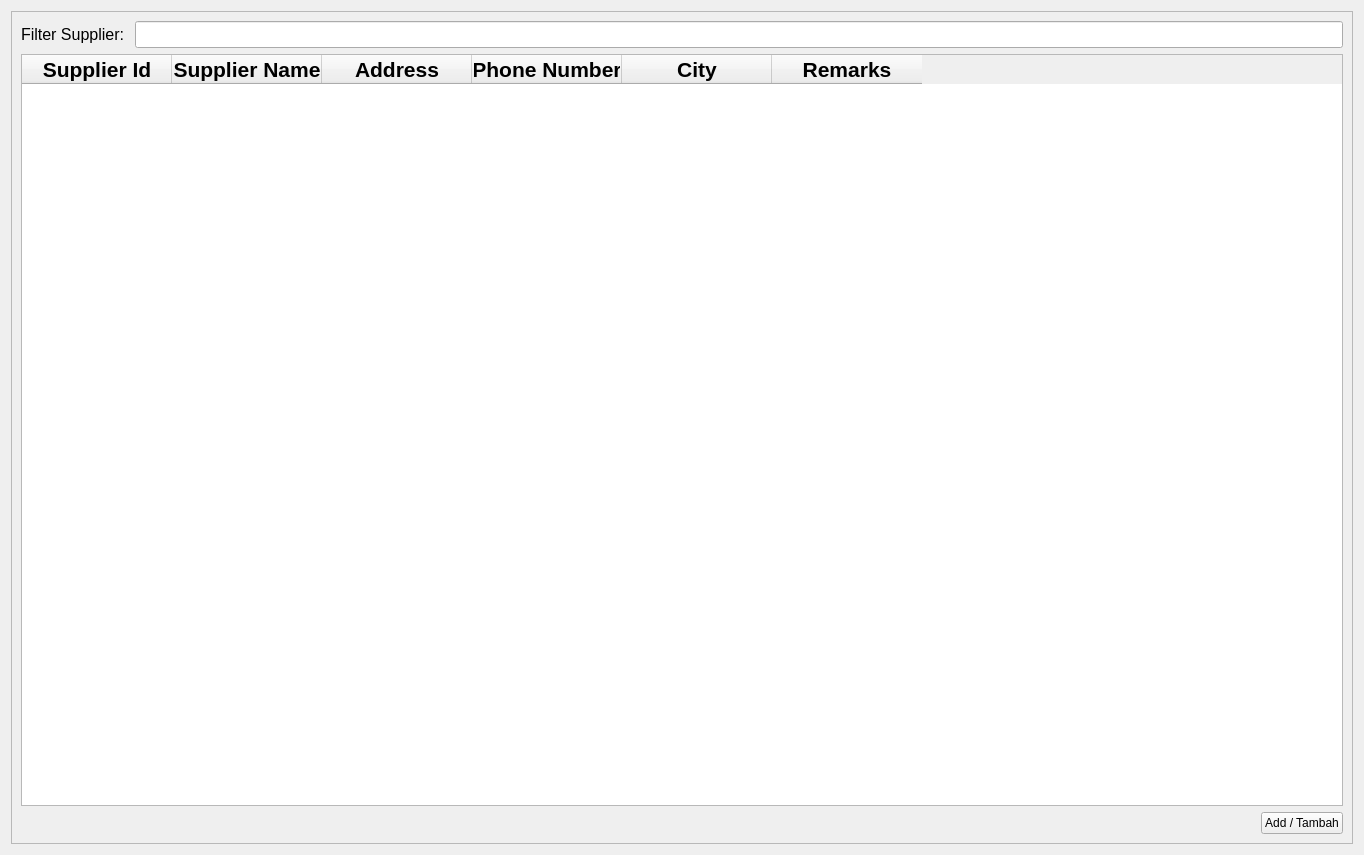
Above: ui/suppliers_dialog.ui from michael-halim/pos before the change. Below: the same form after it.
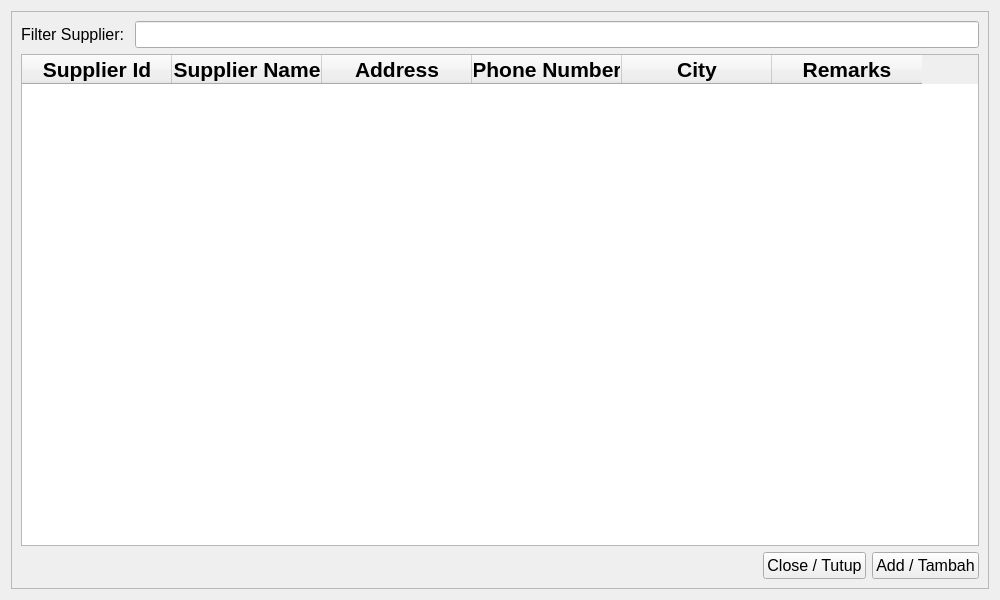
That is the form after the change.

Commit message: Patch#16: Submit Purchasing and Reusable Components - Added Qty Handler in Purchasing - Added Edit and Delete in Purchasing - Can't Submit on Empty Purchasing - Remove Purchasing Date Button - Added Delete Purchasing from Table - Added Suppliers and Price Unit Reusable Components - Added Master Stock Reusable Components (WIP) - Added Transaction List - Added Find Supplier By Id or Search If not Found - Update seed.py - Added Calendar popup on Edit Date Widget

```diff
--- a/ui/suppliers_dialog.ui
+++ b/ui/suppliers_dialog.ui
@@ -6,8 +6,8 @@
    <rect>
     <x>0</x>
     <y>0</y>
-    <width>1364</width>
-    <height>855</height>
+    <width>1000</width>
+    <height>600</height>
    </rect>
   </property>
   <property name="windowTitle">
@@ -200,7 +200,24 @@
            </spacer>
           </item>
           <item>
-           <widget class="QPushButton" name="add_supplier_button">
+           <widget class="QPushButton" name="close_suppliers_dialog_button">
+            <property name="font">
+             <font>
+              <pointsize>12</pointsize>
+             </font>
+            </property>
+            <property name="text">
+             <string>Close / Tutup</string>
+            </property>
+           </widget>
+          </item>
+          <item>
+           <widget class="QPushButton" name="add_supplier_dialog_button">
+            <property name="font">
+             <font>
+              <pointsize>12</pointsize>
+             </font>
+            </property>
             <property name="text">
              <string>Add / Tambah</string>
             </property>
```
Left out of the diff: 6 changed lines with no effect on the pictures. The commit also changes 25 other files.
